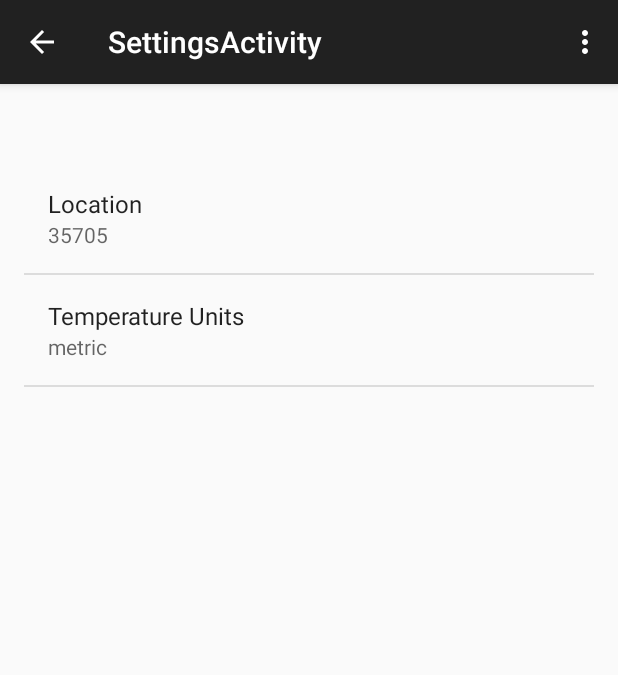
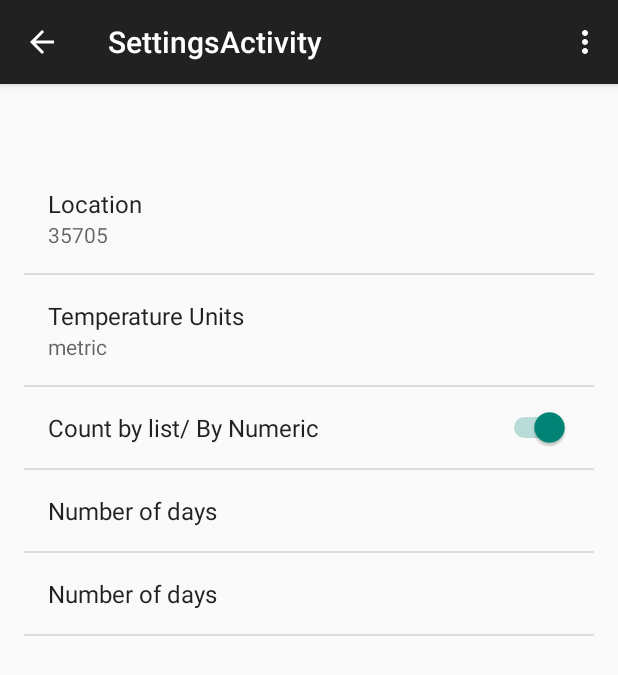
Before and after one commit to roeezolantz/Sunshine, an Android app: the screen it shows after launch (SettingsActivity), in the options menu, after a tap on "Settings", on a phone screen of 412 x 824 dp. Shown: the top 675 px of the screen. Run offline under Robolectric (Android 15) with nearby library versions, the phone set to English and light mode, and no system bars; libraries missing offline, so code that uses them is left out: cn.pedant.

Commit message:
Fixed the preferences screen to match the real amount of weather days, Also deleted the part that takes the weather out from the DB because it is stupid and not neccessary.. I just show the current weather from the server

```diff
--- a/app/src/main/java/zolantz/roee/sunshine/FetchWeatherTask.java
+++ b/app/src/main/java/zolantz/roee/sunshine/FetchWeatherTask.java
@@ -192,6 +192,7 @@ public class FetchWeatherTask extends AsyncTask<String, String[], String[]> {
         String internetConnectionState = "";
 
         AsyncTask<Void, String, String> internetConnectionChecker = new AsyncTask() {
+
             @Override
             protected Object doInBackground(Object[] params) {
 
@@ -203,7 +204,7 @@ public class FetchWeatherTask extends AsyncTask<String, String[], String[]> {
 
             @Override
             protected void onProgressUpdate(Object... values) {
-                getCallback().startingToCheck(values [0].toString());
+                getCallback().startingToCheck(values[0].toString());
             }
         };
 
@@ -230,7 +231,8 @@ public class FetchWeatherTask extends AsyncTask<String, String[], String[]> {
 
         //this.getCallback().startingToCheck("Internet Connection varification");
 
-        String internetState = performInternetChecksInAnotherThread();
+        String internetState = "";
+        //performInternetChecksInAnotherThread();
 
         String[] returnValue = null;
 
@@ -242,19 +244,29 @@ public class FetchWeatherTask extends AsyncTask<String, String[], String[]> {
             // Loads the preferences of the weather info before executing the task
             SharedPreferences prefs = PreferenceManager.getDefaultSharedPreferences(this.getContext());
 
+            Boolean byList = prefs.getBoolean("countingWay", true);
+
             final String location = prefs.getString(
                     this.getContext().getResources().getString(R.string.pref_location_key, ""),
                     this.getContext().getResources().getString(R.string.pref_location_default, ""));
 
+            String key = this.getContext().getResources().getString(R.string.pref_count_key, "");
+            String count = this.getContext().getResources().getString(R.string.pref_count_default, "7");
+
+            if (!byList)
+                key = "count";
+
+            final String numOfDays = prefs.getString(key, count);
+
             // Checks if the user wants to wait for the return value (async/nor)
             if (waitForReturnValue) {
                 try {
-                    returnValue = this.execute(location).get();
+                    returnValue = this.execute(location, numOfDays).get();
                 } catch (Exception ex) {
                     this.getCallback().onFetchingCancelled("Error while fetching the weather task", ex);
                 }
             } else {
-                this.execute(location);
+                this.execute(location, numOfDays);
             }
         }
 
@@ -264,7 +276,7 @@ public class FetchWeatherTask extends AsyncTask<String, String[], String[]> {
 
     //region Weather Forecast Methods
 
-    private String getWeatherForecastDataFromServer(String postalCode) throws NetworkErrorException {
+    private String getWeatherForecastDataFromServer(String postalCode, int numOfDays) throws NetworkErrorException {
 
         // These two need to be declared outside the try/catch
         // so that they can be closed in the finally block.
@@ -276,7 +288,7 @@ public class FetchWeatherTask extends AsyncTask<String, String[], String[]> {
 
         String format = "json";
         String units = "metric";
-        int numDays = 14;
+        //int numDays = numOfDays;//14;
 
         try {
             // Construct the URL for the OpenWeatherMap query
@@ -294,7 +306,7 @@ public class FetchWeatherTask extends AsyncTask<String, String[], String[]> {
                     .appendQueryParameter(QUERY_PARAM, postalCode)
                     .appendQueryParameter(FORMAT_PARAM, format)
                     .appendQueryParameter(UNITS_PARAM, units)
-                    .appendQueryParameter(DAYS_PARAM, Integer.toString(numDays)).build();
+                    .appendQueryParameter(DAYS_PARAM, Integer.toString(numOfDays)).build();
 
             URL url = new URL(buildUri.toString());
 
@@ -617,6 +629,15 @@ public class FetchWeatherTask extends AsyncTask<String, String[], String[]> {
             dayTime = new Time();
 
             for(int i = 0; i < weatherArray.length(); i++) {
+
+                publishProgress(new String[] {"Parsing day " + (i + 1) + " of " + weatherArray.length()});
+
+                try {
+                    Thread.sleep(50);
+                } catch (InterruptedException e) {
+                    e.printStackTrace();
+                }
+
                 // These are the values that will be collected.
                 long dateTime;
                 double pressure;
@@ -670,6 +691,14 @@ public class FetchWeatherTask extends AsyncTask<String, String[], String[]> {
                 cVVector.add(weatherValues);
             }
 
+            publishProgress(new String[] {"Saving the weather info to the device's DB..."});
+
+            try {
+                Thread.sleep(100);
+            } catch (InterruptedException e) {
+                e.printStackTrace();
+            }
+
             int inserted = 0;
 
             // add to database
@@ -687,17 +716,20 @@ public class FetchWeatherTask extends AsyncTask<String, String[], String[]> {
 
             // Students: Uncomment the next lines to display what what you stored in the bulkInsert
 
-            Cursor cur = this.getContext().getContentResolver().query(weatherForLocationUri,
-                    null, null, null, sortOrder);
-
-            cVVector = new Vector<ContentValues>(cur.getCount());
-            if (cur.moveToFirst()) {
-                do {
-                    ContentValues cv = new ContentValues();
-                    DatabaseUtils.cursorRowToContentValues(cur, cv);
-                    cVVector.add(cv);
-                } while (cur.moveToNext());
-            }
+//            // Brings the forecast list from the DB after the insertion
+//            // TODO : Buggy code, this returns 12 objects instead of the wanted amount
+//            Cursor cur = this.getContext().getContentResolver().query(weatherForLocationUri,
+//                    null, null, null, sortOrder);
+//
+//            cVVector = new Vector<ContentValues>(Math.min(cur.getCount(), forecastJsonStr.split("day").length - 1));
+//
+//            if (cur.moveToFirst()) {
+//                do {
+//                    ContentValues cv = new ContentValues();
+//                    DatabaseUtils.cursorRowToContentValues(cur, cv);
+//                    cVVector.add(cv);
+//                } while (cur.moveToNext()); //&& cVVector.capacity() <= Json);
+//            }
 
             Log.d(LOG_TAG, "FetchWeatherTask Complete. " + cVVector.size() + " Inserted");
 
@@ -708,6 +740,7 @@ public class FetchWeatherTask extends AsyncTask<String, String[], String[]> {
             Log.e(LOG_TAG, e.getMessage(), e);
             e.printStackTrace();
         }
+
         return null;
     }
 
@@ -716,7 +749,7 @@ public class FetchWeatherTask extends AsyncTask<String, String[], String[]> {
     /**
      * Function that does the update, I took this out to this func to do a nice try catch system on all of this
      */
-    private void performUpdateInAnotherTask() {
+    /*private void performUpdateInAnotherTask() {
 
         SharedPreferences prefs = PreferenceManager.getDefaultSharedPreferences(this.getContext());
 
@@ -725,9 +758,8 @@ public class FetchWeatherTask extends AsyncTask<String, String[], String[]> {
                 this.getContext().getResources().getString(R.string.pref_location_default, ""));
 
         this.execute(location);
-    }
+    }*/
 
-    @Override
     protected String[] doInBackground(String... params) {
 
         String[] weatherForecastArray = null;
@@ -737,21 +769,23 @@ public class FetchWeatherTask extends AsyncTask<String, String[], String[]> {
         try {
             // Should throw NetworkErrorException if there is no internet access
             publishProgress(new String[] {"Retriving data from the server"});
-            Thread.sleep(1000);
+            Thread.sleep(300);
             if (!isCancelled())
-                weatherForecast = getWeatherForecastDataFromServer(params[0]);
+                weatherForecast = getWeatherForecastDataFromServer(params[0], Integer.parseInt(params[1]));
 
             publishProgress(new String[] {"Parsing weather data"});
-            Thread.sleep(1000);
+            //Thread.sleep(300);
 
             if (!isCancelled())
                 weatherForecastArray = getWeatherDataFromJson(weatherForecast, locationQuery);
         } catch (NetworkErrorException e) {
-            e.printStackTrace();
+            this.getCallback().onFetchingCancelled(e.getMessage(), e.getCause());
             // TODO : has to throw this exception to the fragment so he will know that there is no internet
         } catch (JSONException e) {
+            this.getCallback().onFetchingCancelled(e.getMessage(), e.getCause());
             e.printStackTrace();
         } catch (InterruptedException e) {
+            this.getCallback().onFetchingCancelled(e.getMessage(), e.getCause());
             e.printStackTrace();
         }
 
--- a/app/src/main/java/zolantz/roee/sunshine/ForecastFragment.java
+++ b/app/src/main/java/zolantz/roee/sunshine/ForecastFragment.java
@@ -309,7 +309,10 @@ public class ForecastFragment extends Fragment implements FetchWeatherTask.async
 
     @Override
     public void startingToCheck(String checkName) {
-        this.prgLoading.setMessage(checkName + " is in progress right now");
+
+        // Checks if there were any screen oriantation changes
+        if (prgLoading != null)
+            this.prgLoading.setMessage(checkName);
     }
 }
 
--- a/app/src/main/res/values/arrays.xml
+++ b/app/src/main/res/values/arrays.xml
@@ -11,4 +11,24 @@
         <item>@string/pref_units_metric</item>
         <item>@string/pref_units_imperial</item>
     </string-array>
+
+    <string-array name="days">
+        <item>1</item>
+        <item>2</item>
+        <item>3</item>
+        <item>4</item>
+        <item>5</item>
+        <item>6</item>
+        <item>7</item>
+        <item>8</item>
+        <item>9</item>
+        <item>10</item>
+        <item>11</item>
+        <item>12</item>
+        <item>13</item>
+        <item>14</item>
+        <item>15</item>
+        <item>16</item>
+        <item>17</item>
+    </string-array>
 </resources>
--- a/app/src/main/res/values/strings.xml
+++ b/app/src/main/res/values/strings.xml
@@ -19,4 +19,8 @@
     <string name="pref_units_metric">metric</string>
     <string name="pref_units_imperial">imperial</string>
 
+    <string name="pref_count_label">Number of days</string>
+    <string name="pref_count_key">count</string>
+    <string name="pref_count_default">7</string>
+
 </resources>
--- a/app/src/main/res/xml/pref_general.xml
+++ b/app/src/main/res/xml/pref_general.xml
@@ -18,6 +18,23 @@
             android:entryValues="@array/pref_units_values"
             android:entries="@array/pref_units_options"/>
 
+        <SwitchPreference
+            android:title="Count by list/ By Numeric"
+            android:key="countingWay"
+            android:defaultValue="true"/>
+
+        <EditTextPreference
+            android:title="@string/pref_count_label"
+            android:key="count"
+            android:defaultValue="@string/pref_count_default"
+            android:inputType="numberDecimal"/>
+
+        <ListPreference
+            android:title="@string/pref_count_label"
+            android:key="@string/pref_count_key"
+            android:defaultValue="7"
+            android:entryValues="@array/days"
+            android:entries="@array/days"/>
 
     </PreferenceCategory>
 </PreferenceScreen>
```
Also changed, not shown: app/src/main/res/layout/fragment_main.xml (+14 -13 lines).
